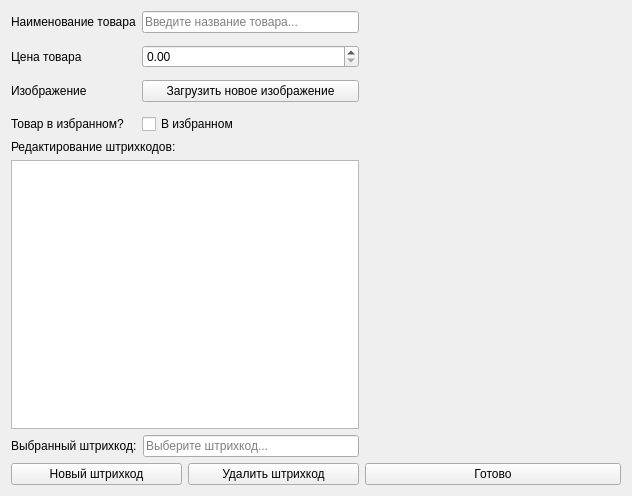
Above: app_modules/productModule/ui/productEdit.ui from CralixRaev/qtCashier before the change. Below: the same form after it.
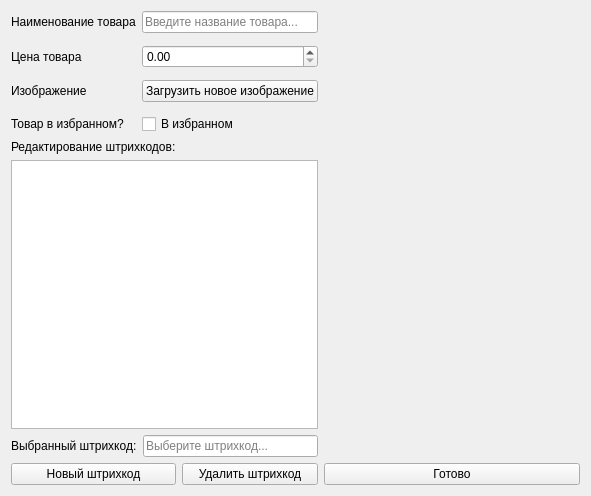
That is the form after the change. Icons and pictures are not drawn.

```diff
--- a/app_modules/productModule/ui/productEdit.ui
+++ b/app_modules/productModule/ui/productEdit.ui
@@ -9,7 +9,7 @@
    <rect>
     <x>0</x>
     <y>0</y>
-    <width>632</width>
+    <width>563</width>
     <height>496</height>
    </rect>
   </property>
```
